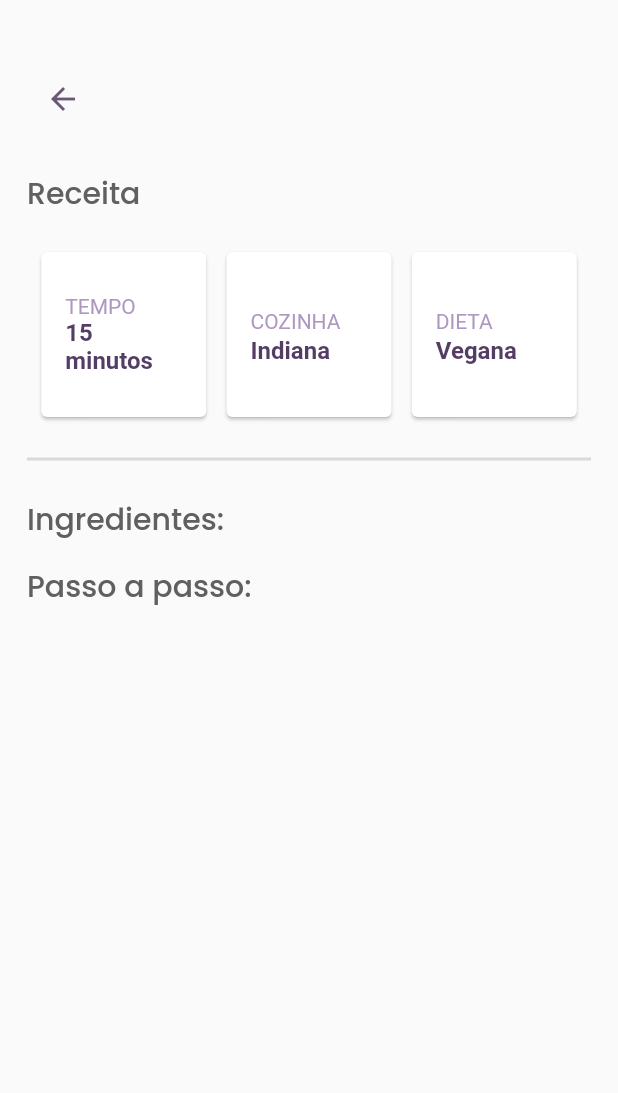
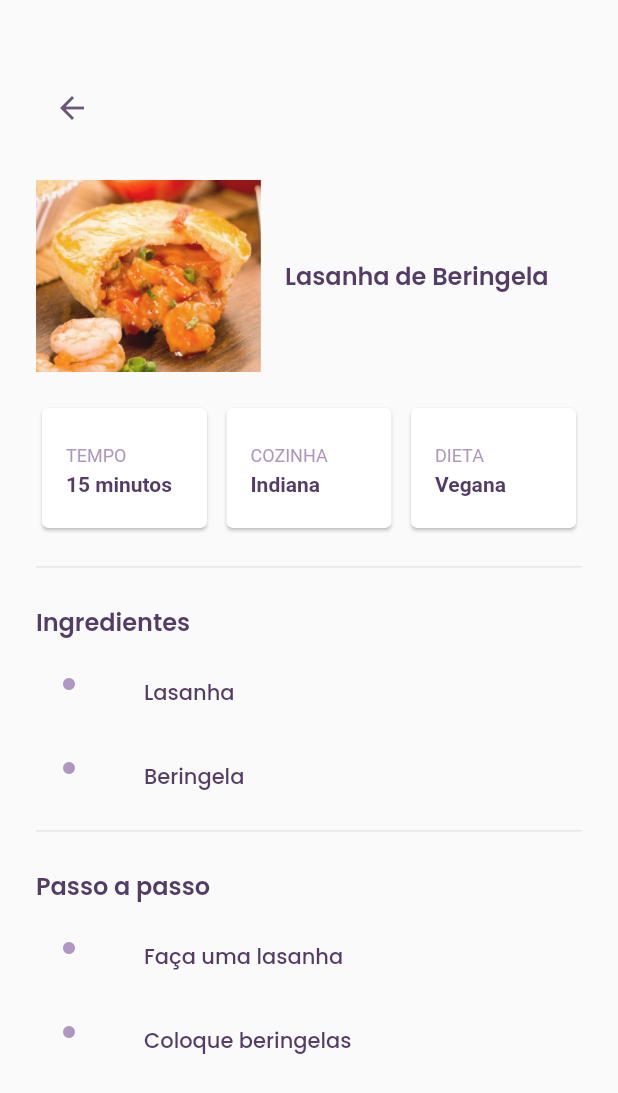
Before and after one commit to jorgelucasalm/Linguini, a Flutter app: the screen it shows after launch, on a phone screen of 412 x 824 dp. Shown: the top 1093 px of the screen. Run offline on Flutter 3.47's test engine with Material 2 defaults, Android fonts, the phone set to English and light mode, and no system bars.

Commit message:
fix: ajustes na tela de exibição de receita

```diff
--- a/lib/src/components/cards_information.dart
+++ /dev/null
@@ -1,78 +0,0 @@
-import 'package:flutter/material.dart';
-class Cards extends StatelessWidget {
-  const Cards({Key? key}) : super(key: key);
-
-  @override
-  Widget build(BuildContext context) {
-    return Container(
-        padding: EdgeInsets.only(top:20, bottom: 14),
-        child: Row(
-            mainAxisAlignment: MainAxisAlignment.spaceEvenly,
-            children: [
-              Card(
-                  child: Center(child:SizedBox(
-                    width: 110,
-                    height: 110,
-                    child: Center(child: ListTile(
-                      title: Text("TEMPO",
-                      style: TextStyle(
-                          color: Color(0xFFAE97C0),
-                        fontSize: 14
-                      )),
-                      subtitle: Text("15 minutos",
-                      style: TextStyle(
-                        color: Color(0xff533D64),
-                        fontSize: 16,
-                        fontWeight: FontWeight.w600
-                      )),
-                    ))
-                    ),
-                  )
-              ),
-
-              Card(
-                  child: Center(child:SizedBox(
-                      width: 110,
-                      height: 110,
-                      child: Center(child: ListTile(
-                        title: Text("COZINHA",
-                            style: TextStyle(
-                                color: Color(0xFFAE97C0),
-                              fontSize: 14
-                            )),
-                        subtitle: Text("Indiana",
-                            style: TextStyle(
-                                color: Color(0xff533D64),
-                                fontSize: 16,
-                                fontWeight: FontWeight.w600
-                            )),
-                      ))
-                  ),
-                  )
-              ),
-
-              Card(
-                  child: Center(child:SizedBox(
-                      width: 110,
-                      height: 110,
-                      child: Center(child: ListTile(
-                        title: Text("DIETA",
-                            style: TextStyle(
-                                color: Color(0xFFAE97C0),
-                              fontSize: 14
-                            )),
-                        subtitle: Text("Vegana",
-                            style: TextStyle(
-                                color: Color(0xff533D64),
-                                fontSize: 16,
-                                fontWeight: FontWeight.w600
-                            )),
-                      ))
-                  ),
-                  )
-              )
-            ]
-        )
-    );
-  }
-}
--- /dev/null
+++ b/lib/src/components/info_box.dart
@@ -0,0 +1,42 @@
+import 'package:flutter/material.dart';
+
+class InfoBox extends StatelessWidget {
+  final String atributte;
+  final String value;
+  const InfoBox({Key? key, required this.atributte, required this.value}) : super(key: key);
+
+
+  @override
+  Widget build(BuildContext context) {
+    return Container(
+        padding: const EdgeInsets.only(top: 20, bottom: 14),
+        child: Row(
+            mainAxisAlignment: MainAxisAlignment.spaceEvenly,
+            children: [
+              Card(
+                  child: Center(
+                    child: SizedBox(
+                        width: 110,
+                        height: 80,
+                        child: Center(
+                            child: ListTile(
+                              title: Text(
+                                  atributte,
+                                  style: const TextStyle(
+                                    color: Color(0xFFAE97C0),
+                                    fontSize: 12,
+                                  )),
+                              subtitle: Text(
+                                  value,
+                                  style: const TextStyle(
+                                      color: Color(0xff533D64),
+                                      fontSize: 14,
+                                      fontWeight: FontWeight.w600)),
+                            )
+                        )
+                    ),
+                  )
+              ),
+            ]));
+  }
+}
--- /dev/null
+++ b/lib/src/components/item.dart
@@ -0,0 +1,29 @@
+import 'package:flutter/material.dart';
+
+class Item extends StatelessWidget {
+  final String text;
+  const Item({Key? key, required this.text}) : super(key: key);
+
+  @override
+  Widget build(BuildContext context) {
+    return Wrap(
+        children:[
+          ListTile(
+            leading: const Icon(
+              Icons.fiber_manual_record,
+              size: 12,
+              color: Color(0xFFAE97C0),),
+            title: Text(
+                text,
+                style: const TextStyle(
+                  fontFamily: 'Poppins',
+                  fontSize: 14,
+                  color: Color(0xff533D64),
+                  fontWeight: FontWeight.w500,
+                )
+            ),
+          )
+        ]
+    );
+  }
+}
--- a/lib/src/components/list_ingredientes.dart
+++ /dev/null
@@ -1,24 +0,0 @@
-import 'package:flutter/material.dart';
-
-class ListIngredientes extends StatelessWidget {
-  const ListIngredientes({Key? key}) : super(key: key);
-
-  @override
-  Widget build(BuildContext context) {
-    return ListView(
-        padding: const EdgeInsets.all(8),
-        children: <Widget>[
-          ListTile(
-            leading: Icon(Icons.fiber_manual_record),
-            title: Text("Ingrediente 1",
-            style: TextStyle(
-                fontFamily: 'Poppins',
-                fontSize: 18,
-                color: Color(0xff7A7A7A)
-            )),
-          )
-
-          ]
-      );
-  }
-}
--- a/lib/src/pages/visualization_recipe.dart
+++ b/lib/src/pages/visualization_recipe.dart
@@ -1,11 +1,7 @@
 import 'package:flutter/material.dart';
 import 'package:linguini/src/components/header.dart';
-import 'package:linguini/src/components/button.dart';
-import 'package:linguini/src/components/image_recipe.dart';
-import 'package:linguini/src/components/cards_information.dart';
-import 'package:linguini/src/components/list_ingredientes.dart';
-
-
+import 'package:linguini/src/components/info_box.dart';
+import 'package:linguini/src/components/item.dart';
 
 class VisualizationRecipe extends StatefulWidget {
   final String title;
@@ -15,68 +11,77 @@ class VisualizationRecipe extends StatefulWidget {
   State<VisualizationRecipe> createState() => _VisualizationRecipeState();
 }
 
-
 class _VisualizationRecipeState extends State<VisualizationRecipe> {
-
-
-
   @override
   Widget build(BuildContext context) {
     return Scaffold(
-        body:
-        Container(
-              padding: const EdgeInsets.all(18),
+        resizeToAvoidBottomInset: false,
+        body: SingleChildScrollView(
+          child: SizedBox(
               width: double.infinity,
-              height: double.infinity,
-              child: Column(
-                  children: [
-                    const Header(),
-                    //ImageRecipe(),
-                    Container(
-                        alignment: Alignment.centerLeft,
-                        child: Text("Receita",
-                            style: TextStyle(
-                              color: Color(0xff606060),
-                              fontSize: 20,
-                              fontWeight: FontWeight.w500,
-                              fontFamily: 'Poppins',
-                            )
-                        )
+              child: Padding(
+                padding: const EdgeInsets.all(24),
+                child: Wrap(children: [
+                  const Header(),
+
+                  Row(
+                    children: [
+                      Image.asset(
+                        "assets/images/cover.png",
+                        width: 150,
+                      ),
+                      const SizedBox(width: 16,),
+                      const Text(
+                        'Lasanha de Beringela',
+                        style: TextStyle(
+                          fontFamily: 'Poppins',
+                          fontWeight: FontWeight.w600,
+                          fontSize: 16,
+                          color: Color(0xff533D64),
+                          overflow: TextOverflow.ellipsis,
+                        ),
+                      ),
+                    ],
+                  ),
+
+                  Row(
+                    mainAxisAlignment: MainAxisAlignment.spaceBetween,
+                    children: const [
+                      InfoBox(atributte: 'TEMPO', value: '15 minutos'),
+                      InfoBox(atributte: 'COZINHA', value: 'Indiana'),
+                      InfoBox(atributte: 'DIETA', value: 'Vegana'),
+                    ],
+                  ),
+                  const Divider(),
+                  const Text(
+                    'Ingredientes',
+                    style: TextStyle(
+                      fontFamily: 'Poppins',
+                      fontWeight: FontWeight.w600,
+                      fontSize: 16,
+                      color: Color(0xff533D64),
+                      height: 3,
                     ),
-                    const Cards(),
-                    Divider(
-                        height: 20,
-                        thickness: 2,
-                        color: Color(0xffD9D9D9)
+                  ),
+                  const Item(text: 'Lasanha'),
+                  const Item(text: 'Beringela'),
+                  const Divider(),
+                  const Text(
+                    'Passo a passo',
+                    style: TextStyle(
+                      fontFamily: 'Poppins',
+                      fontWeight: FontWeight.w600,
+                      fontSize: 16,
+                      color: Color(0xff533D64),
+                      height: 3,
                     ),
-                    Container(
-                        padding: EdgeInsets.only(top: 15),
-                        alignment: Alignment.centerLeft,
-                        child: Text("Ingredientes:",
-                            style: TextStyle(
-                              color: Color(0xff606060),
-                              fontSize: 20,
-                              fontWeight: FontWeight.w500,
-                              fontFamily: 'Poppins',
-                            )
-                        )
-                    ),
-                    Container(
-                        padding: EdgeInsets.only(top: 15),
-                        alignment: Alignment.centerLeft,
-                        child: Text("Passo a passo:",
-                            style: TextStyle(
-                              color: Color(0xff606060),
-                              fontSize: 20,
-                              fontWeight: FontWeight.w500,
-                              fontFamily: 'Poppins',
-                            )
-                        )
-                    ),
-                  ]
+                  ),
+                  const Item(text: 'Faça uma lasanha'),
+                  const Item(text: 'Coloque beringelas'),
+                ]),
               )
-          )
+          ),
+        )
     );
   }
-
 }
```
Also changed, not shown: assets/images/cover.png (added).
